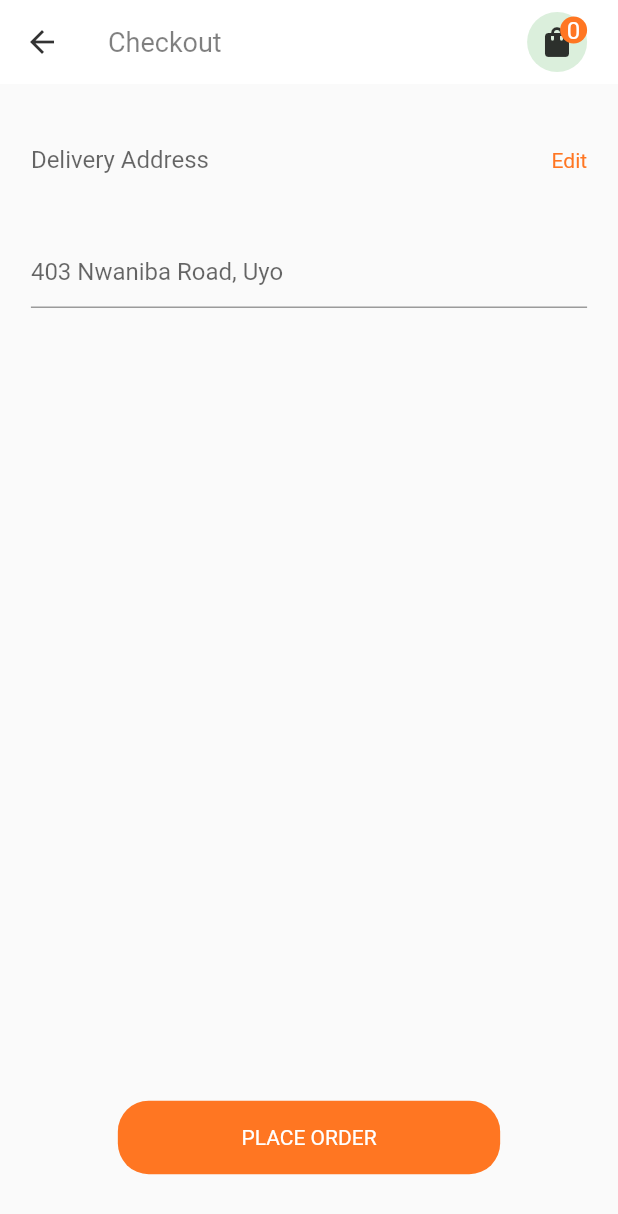
After one commit to ralphbetta/ekedel, a Flutter app: the Checkout screen opened directly, on a phone screen of 412 x 824 dp. The commit adds this screen. Shown: the top 1214 px of the screen. Run offline on Flutter 3.47's test engine with Material 2 defaults, Android fonts, the light colour scheme and no system bars.

Commit message:
added the a checkout page and completed cart page

```diff
--- /dev/null
+++ b/lib/checkout.dart
@@ -0,0 +1,86 @@
+import 'package:delivery_app/cart.dart';
+import 'package:delivery_app/globalWidget.dart';
+import 'package:delivery_app/style.dart';
+import 'package:flutter/material.dart';
+
+class Checkout extends StatefulWidget {
+  const Checkout({Key? key}) : super(key: key);
+
+  @override
+  State<Checkout> createState() => _CheckoutState();
+}
+
+class _CheckoutState extends State<Checkout> {
+  TextEditingController addressController = TextEditingController();
+  @override
+  Widget build(BuildContext context) {
+    bool switchColor = false;
+    //.........................................
+    //......Dimension Declaration..................
+    //.........................................
+    double cHeight = MediaQuery.of(context).size.height;
+    double cWidth = MediaQuery.of(context).size.width;
+    double sideMagin = cWidth * 0.05;
+    double bRadius = 5;
+    Color black = Colors.black;
+
+    return Scaffold(
+      appBar: customAppBar(context, sideMagin, "Checkout"),
+      body: SafeArea(
+          child: Padding(
+        padding: EdgeInsets.symmetric(horizontal: sideMagin),
+        child: Column(
+          children: [
+            SizedBox(
+              height: cHeight * 0.05,
+            ),
+            Row(
+              mainAxisAlignment: MainAxisAlignment.spaceBetween,
+              children: [
+                Text(
+                  "Delivery Address",
+                  style: subText1(value: 0.6, size: 16),
+                ),
+                Text(
+                  "Edit",
+                  style: TextStyle(color: cPrimary),
+                )
+              ],
+            ),
+            SizedBox(
+              height: cHeight * 0.05,
+            ),
+
+            //Read about TextFormField and it decoration
+            TextFormField(
+              controller: addressController,
+              keyboardType: TextInputType.text,
+              decoration: InputDecoration(hintText: "403 Nwaniba Road, Uyo"),
+            ),
+            Expanded(child: Container()),
+            GestureDetector(
+              onTap: () {
+                print(addressController.text);
+              },
+              child: Container(
+                margin: EdgeInsets.symmetric(horizontal: sideMagin),
+                padding: EdgeInsets.symmetric(
+                    horizontal: cWidth * 0.2, vertical: cWidth * 0.04),
+                decoration: BoxDecoration(
+                    color: cPrimary,
+                    borderRadius: BorderRadius.circular(sideMagin)),
+                child: Text(
+                  "PLACE ORDER",
+                  style: TextStyle(color: cWhite),
+                ),
+              ),
+            ),
+            SizedBox(
+              height: cHeight * 0.05,
+            ),
+          ],
+        ),
+      )),
+    );
+  }
+}
--- a/lib/globalWidget.dart
+++ b/lib/globalWidget.dart
@@ -1,3 +1,5 @@
+import 'package:delivery_app/cart.dart';
+import 'package:delivery_app/globalData.dart';
 import 'package:delivery_app/style.dart';
 import 'package:flutter/material.dart';
 
@@ -22,3 +24,49 @@ Container productIconCard(IconData icon, String title, context) {
     ),
   );
 }
+
+AppBar customAppBar(BuildContext context, double sideMagin, String title) {
+  return AppBar(
+    title: Text(
+      title,
+      style: subText1(size: 18),
+    ),
+    elevation: 0,
+    backgroundColor: Colors.white,
+    iconTheme: IconThemeData(color: transDarkColor(0.8)),
+    titleTextStyle: TextStyle(color: transDarkColor(0.8)),
+    actions: [
+      CircleAvatar(
+          backgroundColor: Colors.green.withOpacity(0.2),
+          child: Stack(
+            children: [
+              IconButton(
+                icon: Icon(Icons.shopping_bag),
+                color: transDarkColor(0.8),
+                onPressed: () {
+                  Navigator.push(context,
+                      MaterialPageRoute(builder: (BuildContext context) {
+                    return CartPage();
+                  }));
+                },
+              ),
+              Positioned(
+                top: 7,
+                right: 0,
+                child: CircleAvatar(
+                  radius: 9,
+                  backgroundColor: cPrimary,
+                  child: Text(
+                    cartData.length.toString(),
+                    style: TextStyle(color: cWhite),
+                  ),
+                ),
+              )
+            ],
+          )),
+      SizedBox(
+        width: sideMagin,
+      )
+    ],
+  );
+}
--- a/lib/homepage.dart
+++ b/lib/homepage.dart
@@ -1,3 +1,4 @@
+import 'package:delivery_app/globalData.dart';
 import 'package:delivery_app/style.dart';
 import 'package:flutter/material.dart';
 
@@ -161,7 +162,7 @@ class _HomePageState extends State<HomePage> {
                   radius: 9,
                   backgroundColor: cPrimary,
                   child: Text(
-                    "3",
+                    cartData.length.toString(),
                     style: TextStyle(color: cWhite),
                   ),
                 ),
```
Also changed, not shown: lib/cart.dart (+61 -3 lines), lib/details.dart (+1 -27 lines).
